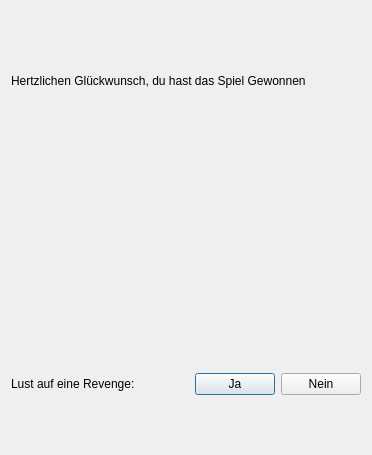
First picture: the form in Gui/enddialog.ui, repository Purple-Jesus/Field, before the edit.
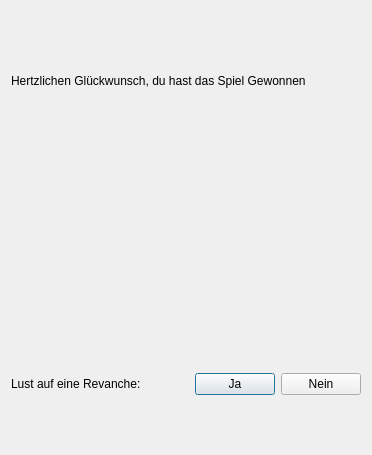
Second picture: the form after the edit.

The edit to the form file:
```diff
--- a/Gui/enddialog.ui
+++ b/Gui/enddialog.ui
@@ -23,7 +23,7 @@
          <item row="2" column="0">
           <widget class="QLabel" name="label_2">
            <property name="text">
-            <string>Lust auf eine Revenge:</string>
+            <string>Lust auf eine Revanche:</string>
            </property>
           </widget>
          </item>
```
